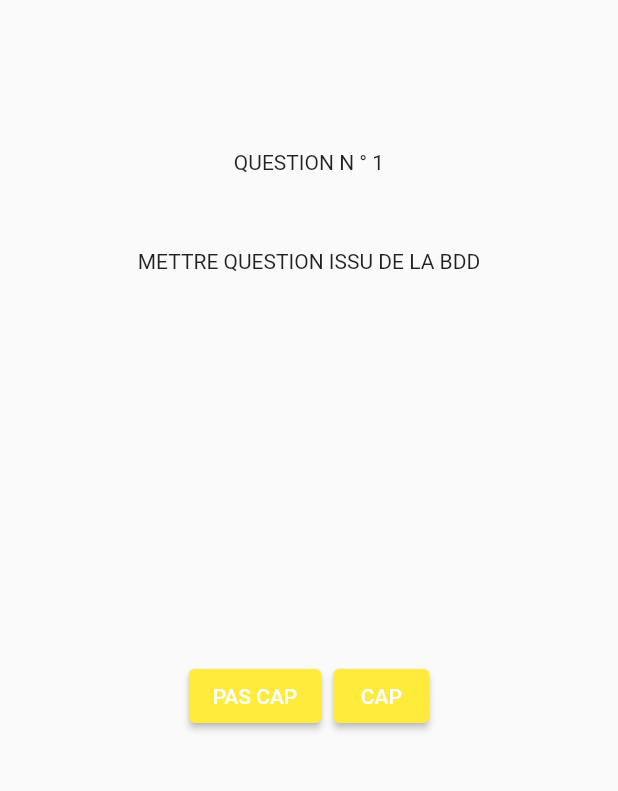
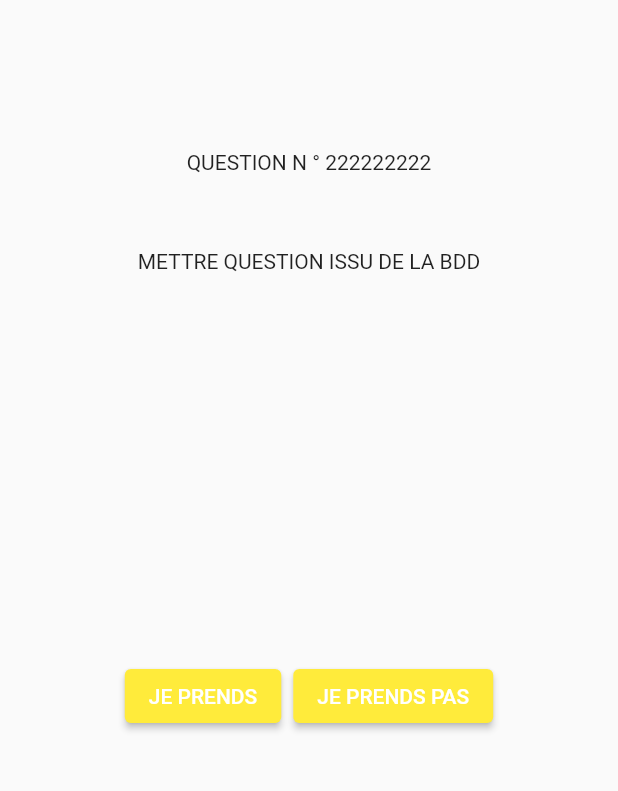
Before and after one commit to Henrisrn/Kapkool, a Flutter app: the screen it shows after launch, after a tap on "CONTINUE", on a phone screen of 412 x 824 dp, the part 84-875 px from its top. Run offline on Flutter 3.47's test engine with Material 2 defaults, Android fonts, the phone set to English and light mode, and no system bars; our stand-ins replace cloud_firestore, firebase_core, flutter_fortune_wheel, rxdart; accounts and stored records are empty.

Commit message:
2ndcommit

```diff
--- /dev/null
+++ b/lib/Cestun10.dart
@@ -0,0 +1,81 @@
+import 'package:flutter/cupertino.dart';
+import 'package:flutter/material.dart';
+import 'package:flutter/src/widgets/container.dart';
+import 'package:flutter/src/widgets/framework.dart';
+
+class Cestun10 extends StatefulWidget {
+  final Function(int, String) onChangedStep;
+  const Cestun10({super.key, required this.onChangedStep});
+
+  @override
+  State<Cestun10> createState() => _Cestun10State();
+}
+
+class _Cestun10State extends State<Cestun10> {
+  @override
+  String res = "";
+  Widget build(BuildContext context) {
+    return SafeArea(
+        child: Scaffold(
+            appBar: AppBar(
+              leading: IconButton(
+                icon: Icon(Icons.arrow_back),
+                onPressed: () => (widget.onChangedStep(0, res)),
+              ),
+              backgroundColor: Colors.yellow[400],
+              title: const Center(child: Text("Question")),
+              elevation: 0,
+            ),
+            body: OrientationBuilder(
+                builder: (BuildContext context, Orientation orientation) {
+              return Column(children: [
+                SizedBox(
+                  height: 100,
+                ),
+                Center(child: Text("QUESTION N ° 222222222")),
+                SizedBox(height: 50),
+                Text("METTRE QUESTION ISSU DE LA BDD"),
+                SizedBox(
+                  height: 250,
+                ),
+                Align(
+                  alignment: Alignment(100, 0),
+                  child: ButtonBar(
+                      alignment: MainAxisAlignment.center,
+                      overflowDirection: VerticalDirection.down,
+                      children: [
+                        ElevatedButton(
+                          onPressed: () => ({
+                            widget.onChangedStep(3, res = "Je prends"),
+                          }),
+                          style: ElevatedButton.styleFrom(
+                            backgroundColor: Colors.yellow,
+                          ),
+                          child: Text(
+                            "Je prends".toUpperCase(),
+                            style: TextStyle(
+                              color: Colors.white,
+                              backgroundColor: Colors.yellow,
+                            ),
+                          ),
+                        ),
+                        ElevatedButton(
+                          onPressed: () => ({
+                            widget.onChangedStep(3, res = "Je prends pas"),
+                          }),
+                          style: ElevatedButton.styleFrom(
+                              backgroundColor: Colors.yellow),
+                          child: Text(
+                            "Je prends pas".toUpperCase(),
+                            style: TextStyle(
+                              color: Colors.white,
+                              backgroundColor: Colors.yellow,
+                            ),
+                          ),
+                        )
+                      ]),
+                )
+              ]);
+            })));
+  }
+}
--- a/lib/Home.dart
+++ b/lib/Home.dart
@@ -1,3 +1,5 @@
+import 'dart:math';
+
 import 'package:flutter/cupertino.dart';
 import 'package:flutter/material.dart';
 import 'package:flutter/src/widgets/container.dart';
@@ -26,7 +28,9 @@ class _HomeState extends State<Home> {
               title: const Center(child: Text("Welcome")),
               elevation: 0,
             ),
-      body: Center(
+            body: OrientationBuilder(
+                builder: (BuildContext context, Orientation orientation) {
+              return Center(
                   child: SingleChildScrollView(
                 padding: EdgeInsets.symmetric(horizontal: 30),
                 child: Column(
@@ -43,7 +47,8 @@ class _HomeState extends State<Home> {
                             TextFormField(
                               onFieldSubmitted: (value) =>
                                   setState(() => joueur.add(value)),
-                      onChanged: (value) => setState(() => joueur.add(value)),
+                              onChanged: (value) =>
+                                  setState(() => joueur.add(value)),
                               decoration: InputDecoration(
                                 hintText: "Joueur n°1",
                                 border: OutlineInputBorder(
@@ -63,7 +68,8 @@ class _HomeState extends State<Home> {
                             ),
                             TextFormField(
                               //onEditingComplete: (value) => setState(() => joueur.add(value)) ,
-                      onChanged: (value) => setState(() => joueur.add(value)),
+                              onChanged: (value) =>
+                                  setState(() => joueur.add(value)),
                               onFieldSubmitted: (value) =>
                                   setState(() => joueur.add(value)),
                               decoration: InputDecoration(
@@ -84,7 +90,8 @@ class _HomeState extends State<Home> {
                               height: 10,
                             ),
                             TextFormField(
-                      onChanged: (value) => setState(() => joueur.add(value)),
+                              onChanged: (value) =>
+                                  setState(() => joueur.add(value)),
                               onFieldSubmitted: (value) =>
                                   setState(() => joueur.add(value)),
                               decoration: InputDecoration(
@@ -106,7 +113,8 @@ class _HomeState extends State<Home> {
                     Center(
                       child: TextButton(
                         onPressed: () => ({
-                  widget.onChangedStep(1, joueur),
+                          widget.onChangedStep(
+                              (Random().nextInt(2) + 1), joueur),
                         }),
                         style: ElevatedButton.styleFrom(
                             primary: Theme.of(context).primaryColor,
@@ -125,7 +133,7 @@ class _HomeState extends State<Home> {
                     ),
                   ],
                 ),
-      )),
               ));
+            })));
   }
 }
--- a/lib/Question.dart
+++ b/lib/Question.dart
@@ -26,7 +26,9 @@ class _QuestionState extends State<Question> {
             title: const Center(child: Text("Question")),
             elevation: 0,
           ),
-        body: Column(
+          body: OrientationBuilder(
+              builder: (BuildContext context, Orientation orientation) {
+            return Column(
               children: [
                 SizedBox(
                   height: 100,
@@ -45,7 +47,7 @@ class _QuestionState extends State<Question> {
                         children: [
                           ElevatedButton(
                             onPressed: () => ({
-                          widget.onChangedStep(2, answer = "Pas Cap"),
+                              widget.onChangedStep(3, answer = "Pas Cap"),
                             }),
                             style: ElevatedButton.styleFrom(
                               backgroundColor: Colors.yellow,
@@ -60,7 +62,7 @@ class _QuestionState extends State<Question> {
                           ),
                           ElevatedButton(
                             onPressed: () => ({
-                          widget.onChangedStep(2, answer = "Cap"),
+                              widget.onChangedStep(3, answer = "Cap"),
                             }),
                             style: ElevatedButton.styleFrom(
                                 backgroundColor: Colors.yellow),
@@ -74,8 +76,8 @@ class _QuestionState extends State<Question> {
                           )
                         ]))
               ],
-        ),
-      ),
+            );
+          })),
     );
   }
 }
--- a/lib/main.dart
+++ b/lib/main.dart
@@ -1,9 +1,13 @@
+import 'dart:io';
 import 'package:firebase_core/firebase_core.dart';
 import 'package:flutter/material.dart';
+import 'package:flutter/services.dart';
 import 'package:kapkool/guest.dart';
 
 void main() async {
   WidgetsFlutterBinding.ensureInitialized();
+  SystemChrome.setPreferredOrientations(
+      [DeviceOrientation.portraitUp, DeviceOrientation.landscapeLeft]);
   //await Firebase.initializeApp();
   runApp(MyApp());
 }
```
Also changed, not shown: lib/Roulette.dart (+32 -15 lines), lib/guest.dart (+6 -1 lines), 1 other file. Lines whose indentation alone changed are shown as unchanged.
